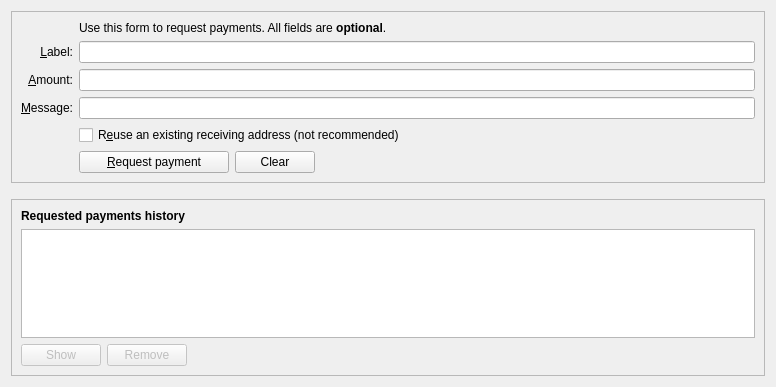
rusliko/cdcs, file src/qt/forms/receivecoinsdialog.ui: the form before one commit.
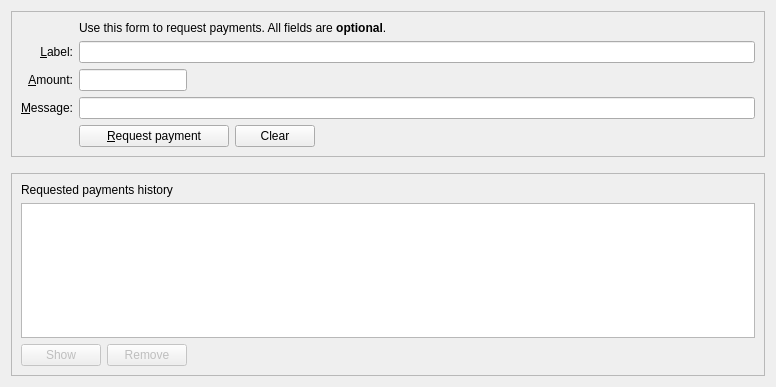
The form after the commit. Custom widgets are drawn as their Qt base class.

```diff
--- a/src/qt/forms/receivecoinsdialog.ui
+++ b/src/qt/forms/receivecoinsdialog.ui
@@ -28,23 +28,6 @@
      <layout class="QVBoxLayout" name="verticalLayout_3">
       <item>
        <layout class="QGridLayout" name="gridLayout">
-        <item row="7" column="2">
-         <widget class="QCheckBox" name="reuseAddress">
-          <property name="toolTip">
-           <string>Reuse one of the previously used receiving addresses.&lt;br&gt;Reusing addresses has security and privacy issues.&lt;br&gt;Do not use this unless re-generating a payment request made before.</string>
-          </property>
-          <property name="text">
-           <string>R&amp;euse an existing receiving address (not recommended)</string>
-          </property>
-         </widget>
-        </item>
-        <item row="7" column="0">
-         <widget class="QLabel" name="label_4">
-          <property name="text">
-           <string/>
-          </property>
-         </widget>
-        </item>
         <item row="6" column="0">
          <widget class="QLabel" name="label_3">
           <property name="toolTip">
@@ -114,20 +97,7 @@
           </property>
          </widget>
         </item>
-        <item row="5" column="2">
-         <widget class="BitcoinAmountField" name="reqAmount">
-          <property name="minimumSize">
-           <size>
-            <width>80</width>
-            <height>0</height>
-           </size>
-          </property>
-          <property name="toolTip">
-           <string>An optional amount to request. Leave this empty or zero to not request a specific amount.</string>
-          </property>
-         </widget>
-        </item>
-        <item row="8" column="2">
+        <item row="7" column="2">
          <layout class="QHBoxLayout" name="horizontalLayout">
           <item>
            <widget class="QPushButton" name="receiveButton">
@@ -176,13 +146,43 @@
           </item>
          </layout>
         </item>
-        <item row="8" column="0">
+        <item row="7" column="0">
          <widget class="QLabel" name="label_7">
           <property name="text">
            <string/>
           </property>
          </widget>
         </item>
+        <item row="5" column="2">
+         <layout class="QHBoxLayout" name="horizontalLayout_4" stretch="0,1">
+          <property name="spacing">
+           <number>0</number>
+          </property>
+          <property name="topMargin">
+           <number>0</number>
+          </property>
+          <item>
+           <widget class="BitcoinAmountField" name="reqAmount">
+            <property name="toolTip">
+             <string>An optional amount to request. Leave this empty or zero to not request a specific amount.</string>
+            </property>
+           </widget>
+          </item>
+          <item>
+           <spacer name="horizontalSpacer_3">
+            <property name="orientation">
+             <enum>Qt::Horizontal</enum>
+            </property>
+            <property name="sizeHint" stdset="0">
+             <size>
+              <width>40</width>
+              <height>20</height>
+             </size>
+            </property>
+           </spacer>
+          </item>
+         </layout>
+        </item>
        </layout>
       </item>
      </layout>
@@ -218,12 +218,6 @@
      <layout class="QVBoxLayout" name="verticalLayout_2">
       <item>
        <widget class="QLabel" name="label_6">
-        <property name="font">
-         <font>
-          <weight>75</weight>
-          <bold>true</bold>
-         </font>
-        </property>
         <property name="text">
          <string>Requested payments history</string>
         </property>
```
Left out of the diff: 7 changed lines with no effect on the pictures.
